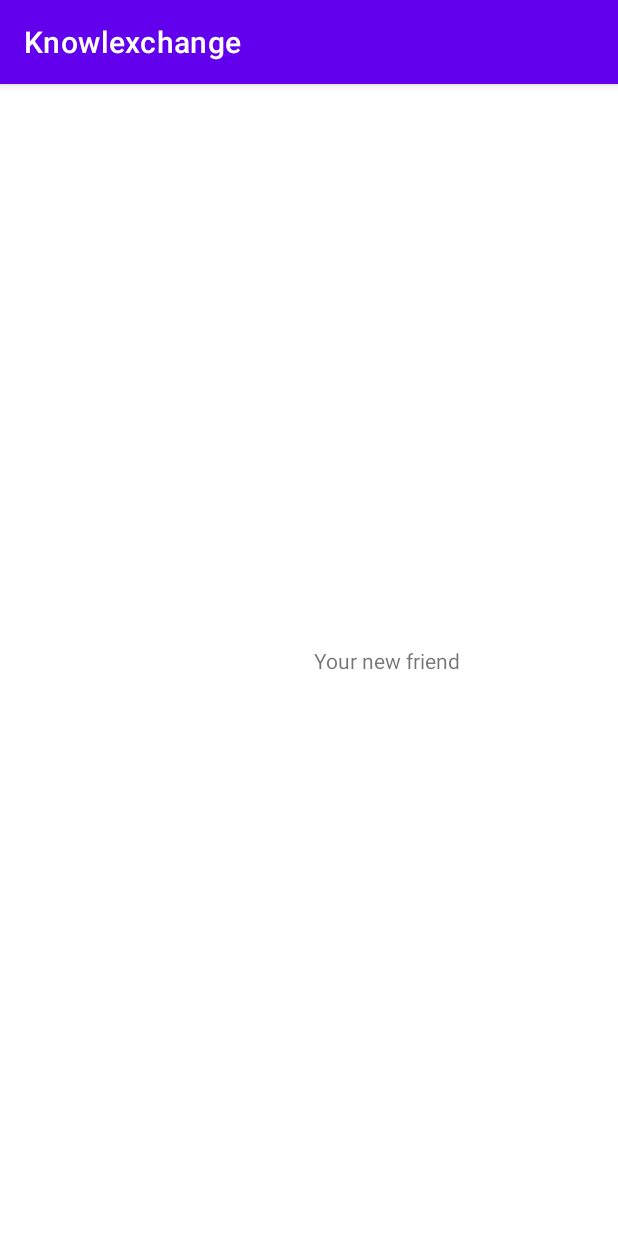
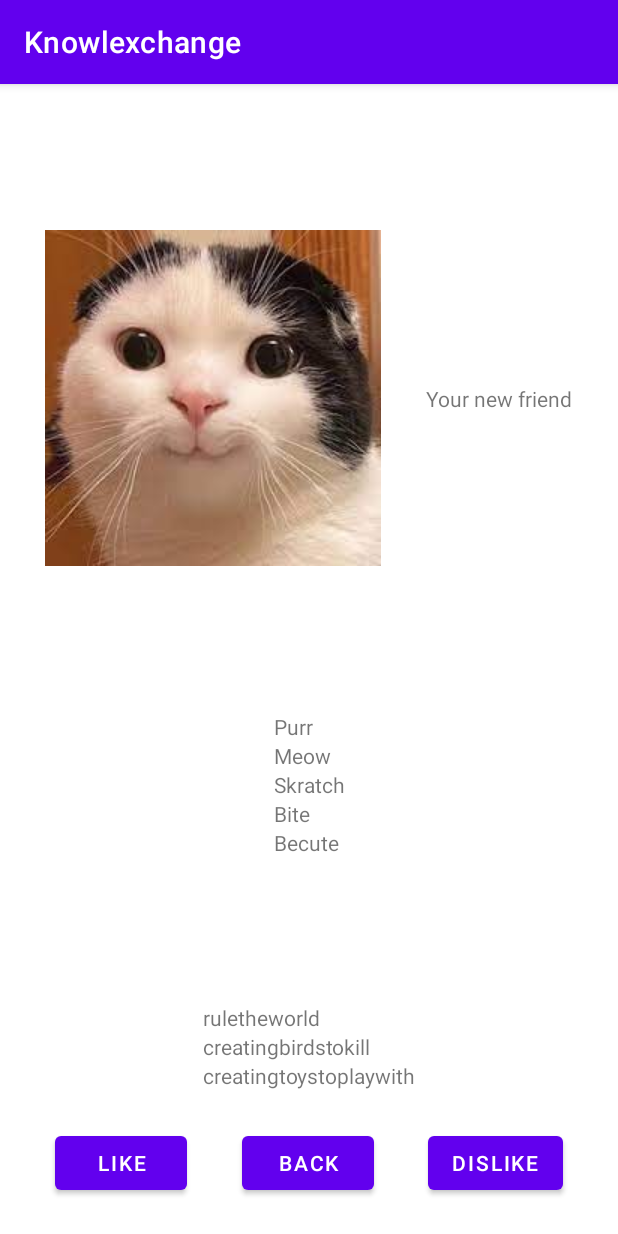
Before and after one commit to MForystek/BITEhack-mobile, an Android app: the MatchActivity screen opened directly, with no data from a screen before it, on a phone screen of 412 x 824 dp. Run offline under Robolectric (Android 15) with nearby library versions, the phone set to English and light mode, and no system bars.

Commit message:
Added loading user data from JSON, without avatar which is still hardcoded

```diff
--- a/app/src/main/AndroidManifest.xml
+++ b/app/src/main/AndroidManifest.xml
@@ -11,12 +11,19 @@
         android:supportsRtl="true"
         android:theme="@style/Theme.DFSBITEhackmobile"
         tools:targetApi="31">
+
+        <activity
+            android:name=".activity.WelcomeActivity"
+            android:exported="true" >
+            <intent-filter>
+                <action android:name="android.intent.action.MAIN" />
+                <category android:name="android.intent.category.LAUNCHER" />
+            </intent-filter>
+        </activity>
+
         <activity
             android:name=".activity.MatchActivity"
             android:exported="false" />
-        <activity
-            android:name=".activity.WelcomeActivity"
-            android:exported="true" />
     </application>
 
 </manifest>
--- a/app/src/main/java/com/dfs/dfsbitehackmobile/activity/MatchActivity.java
+++ b/app/src/main/java/com/dfs/dfsbitehackmobile/activity/MatchActivity.java
@@ -1,13 +1,27 @@
 package com.dfs.dfsbitehackmobile.activity;
+
+import android.app.Activity;
+import android.content.Intent;
+import android.os.Bundle;
+import android.widget.Button;
+import android.widget.LinearLayout;
+import android.widget.TextView;
+import android.widget.Toast;
 
 import androidx.appcompat.app.AppCompatActivity;
 
-import android.content.Intent;
-import android.os.Bundle;
+import com.dfs.dfsbitehackmobile.R;
+import com.dfs.dfsbitehackmobile.dto.Kger;
 
-import com.dfs.dfsbitehackmobile.R;
+import org.json.JSONArray;
+import org.json.JSONException;
+import org.json.JSONObject;
+
+import java.io.UnsupportedEncodingException;
 
 public class MatchActivity extends AppCompatActivity {
+    //TODO remove after json communication implemented
+    private String mockJSON = "{\"kger\":{\"nick\":\"FluffyKitty\",\"email\":\"fluffykitty@cats.com\",\"skills\":[\"Purr\",\"Meow\",\"Skratch\",\"Bite\",\"Becute\"],\"wanted\":[\"ruletheworld\",\"creatingbirdstokill\",\"creatingtoystoplaywith\"]}}";
 
     @Override
     protected void onCreate(Bundle savedInstanceState) {
@@ -15,5 +29,66 @@ public class MatchActivity extends AppCompatActivity {
         setContentView(R.layout.activity_match);
         //Intent matchIntent = getIntent();
         //String value = matchIntent.getStringExtra("key");
+
+        initializeComponents();
+    }
+
+    private void initializeComponents() {
+        Button likeButton = findViewById(R.id.likeButton);
+        Button dislikeButton = findViewById(R.id.dislikeButton);
+        Button backButton = findViewById(R.id.backButton);
+        LinearLayout skillsLayout = findViewById(R.id.skillsList);
+        LinearLayout wantedLayout = findViewById(R.id.wantedList);
+
+        Kger currentKger;
+        try {
+            currentKger = parseKgerJSON(mockJSON);
+        } catch (UnsupportedEncodingException | JSONException e) {
+            throw new RuntimeException(e);
+        }
+
+        for (String skill : currentKger.getSkills()) {
+            TextView skillTextView = new TextView(this);
+            skillTextView.setText(skill);
+            skillTextView.setLayoutParams(skillsLayout.getLayoutParams());
+            skillsLayout.addView(skillTextView);
+        }
+        for (String wanted : currentKger.getWanted()) {
+            TextView wantedTextView = new TextView(this);
+            wantedTextView.setText(wanted);
+            wantedTextView.setLayoutParams(wantedLayout.getLayoutParams());
+            wantedLayout.addView(wantedTextView);
+        }
+
+        likeButton.setOnClickListener(view -> {
+            Toast.makeText(this, "Of course you like him!", Toast.LENGTH_SHORT).show();
+        });
+
+        dislikeButton.setOnClickListener(view -> {
+            Toast.makeText(this, "Why you don't like him?", Toast.LENGTH_SHORT).show();
+        });
+
+        backButton.setOnClickListener(view -> {
+            Intent intent = new Intent();
+            setResult(Activity.RESULT_OK, intent);
+            finish();
+        });
+    }
+
+    private Kger parseKgerJSON(String jsonString) throws UnsupportedEncodingException, JSONException {
+        JSONObject kgerJson = new JSONObject(jsonString).getJSONObject("kger");
+        JSONArray kgerSkillsJson = kgerJson.getJSONArray("skills");
+        JSONArray kgerWantedJson = kgerJson.getJSONArray("wanted");
+
+        Kger kger = new Kger();
+        kger.setNick(kgerJson.getString("nick"));
+        kger.setEmail(kgerJson.getString("email"));
+        for (int i = 0; i < kgerSkillsJson.length(); i++) {
+            kger.getSkills().add(kgerSkillsJson.getString(i));
+        }
+        for (int i = 0; i < kgerWantedJson.length(); i++) {
+            kger.getWanted().add(kgerWantedJson.getString(i));
+        }
+        return kger;
     }
 }
--- /dev/null
+++ b/app/src/main/java/com/dfs/dfsbitehackmobile/dto/Kger.java
@@ -0,0 +1,42 @@
+package com.dfs.dfsbitehackmobile.dto;
+
+import java.util.ArrayList;
+import java.util.List;
+
+public class Kger {
+    private String nick;
+    private String email;
+    private final List<String> skills;
+    private final List<String> wanted;
+
+    public Kger() {
+        nick = "N/A";
+        email = "na@na.na";
+        skills = new ArrayList<>();
+        wanted = new ArrayList<>();
+    }
+
+    public String getNick() {
+        return nick;
+    }
+
+    public void setNick(String nick) {
+        this.nick = nick;
+    }
+
+    public String getEmail() {
+        return email;
+    }
+
+    public void setEmail(String email) {
+        this.email = email;
+    }
+
+    public List<String> getSkills() {
+        return skills;
+    }
+
+    public List<String> getWanted() {
+        return wanted;
+    }
+}
--- a/app/src/main/res/layout/activity_match.xml
+++ b/app/src/main/res/layout/activity_match.xml
@@ -10,19 +10,83 @@
         android:id="@+id/kgex_avatar"
         android:layout_width="wrap_content"
         android:layout_height="wrap_content"
-        app:layout_constraintBottom_toBottomOf="parent"
+        android:src="@drawable/fluffy_avatar"
+        app:layout_constraintTop_toTopOf="parent"
+        app:layout_constraintBottom_toTopOf="@+id/skillsListScroll"
+        app:layout_constraintStart_toStartOf="parent"
         app:layout_constraintEnd_toStartOf="@+id/kgex_name"
-        app:layout_constraintStart_toStartOf="parent"
-        app:layout_constraintTop_toTopOf="parent"
-        tools:srcCompat="@tools:sample/avatars" />
+        tools:srcCompat="@drawable/fluffy_avatar" />
 
     <TextView
         android:id="@+id/kgex_name"
         android:layout_width="wrap_content"
         android:layout_height="wrap_content"
         android:text="Your new friend"
+        app:layout_constraintTop_toTopOf="parent"
+        app:layout_constraintBottom_toTopOf="@+id/skillsListScroll"
+        app:layout_constraintStart_toEndOf="@id/kgex_avatar"
+        app:layout_constraintEnd_toEndOf="parent" />
+
+    <ScrollView
+        android:id="@+id/skillsListScroll"
+        android:layout_width="wrap_content"
+        android:layout_height="wrap_content"
+        app:layout_constraintTop_toBottomOf="@+id/kgex_avatar"
+        app:layout_constraintBottom_toTopOf="@+id/wantedListScroll"
+        app:layout_constraintStart_toStartOf="parent"
+        app:layout_constraintEnd_toEndOf="parent">
+
+        <LinearLayout
+            android:id="@+id/skillsList"
+            android:layout_width="match_parent"
+            android:layout_height="wrap_content"
+            android:orientation="vertical" />
+    </ScrollView>
+
+    <ScrollView
+        android:id="@+id/wantedListScroll"
+        android:layout_width="wrap_content"
+        android:layout_height="wrap_content"
+        app:layout_constraintTop_toBottomOf="@+id/skillsListScroll"
         app:layout_constraintBottom_toBottomOf="parent"
-        app:layout_constraintEnd_toEndOf="parent"
-        app:layout_constraintTop_toTopOf="parent"
-        app:layout_constraintStart_toEndOf="@id/kgex_avatar"/>
+        app:layout_constraintStart_toStartOf="parent"
+        app:layout_constraintEnd_toEndOf="parent">
+
+        <LinearLayout
+            android:id="@+id/wantedList"
+            android:layout_width="match_parent"
+            android:layout_height="wrap_content"
+            android:orientation="vertical" />
+    </ScrollView>
+
+    <Button
+        android:id="@+id/likeButton"
+        android:layout_width="wrap_content"
+        android:layout_height="wrap_content"
+        android:text="Like"
+        app:layout_constraintTop_toBottomOf="@+id/wantedListScroll"
+        app:layout_constraintBottom_toBottomOf="parent"
+        app:layout_constraintStart_toStartOf="parent"
+        app:layout_constraintEnd_toStartOf="@id/backButton"/>
+
+    <Button
+        android:id="@+id/backButton"
+        android:layout_width="wrap_content"
+        android:layout_height="wrap_content"
+        android:text="Back"
+        app:layout_constraintTop_toBottomOf="@+id/wantedListScroll"
+        app:layout_constraintBottom_toBottomOf="parent"
+        app:layout_constraintStart_toEndOf="@id/likeButton"
+        app:layout_constraintEnd_toStartOf="@id/dislikeButton"/>
+
+    <Button
+        android:id="@+id/dislikeButton"
+        android:layout_width="wrap_content"
+        android:layout_height="wrap_content"
+        android:text="Dislike"
+        app:layout_constraintTop_toBottomOf="@+id/wantedListScroll"
+        app:layout_constraintBottom_toBottomOf="parent"
+        app:layout_constraintStart_toEndOf="@id/backButton"
+        app:layout_constraintEnd_toEndOf="parent"/>
+
 </androidx.constraintlayout.widget.ConstraintLayout>
```
Also changed, not shown: app/src/main/res/drawable/fluffy_avatar.jpg (added).
